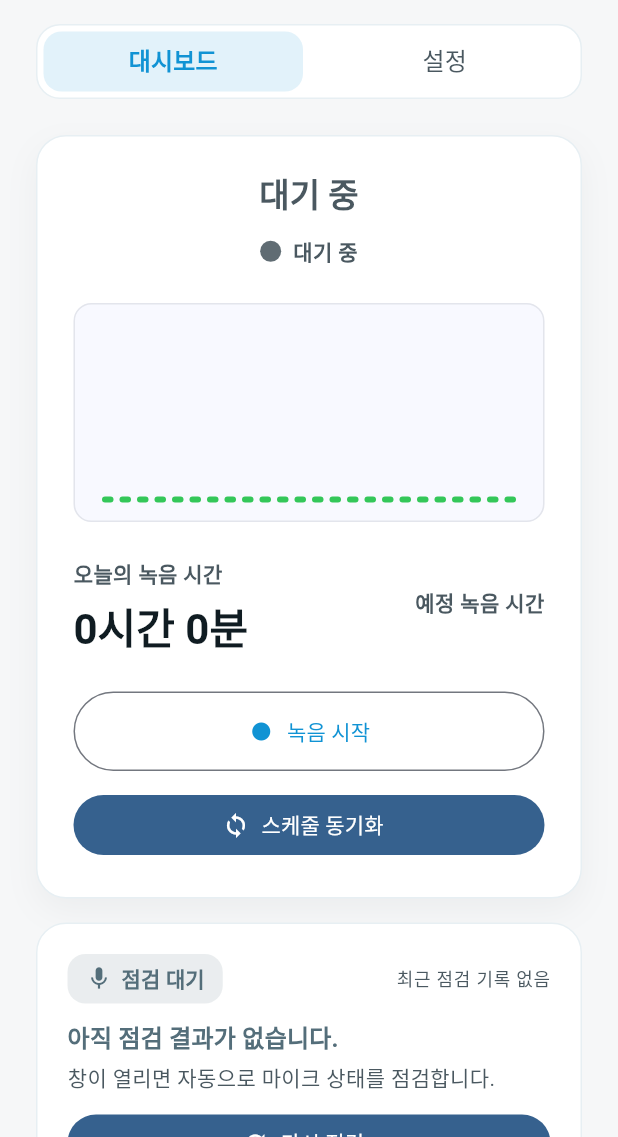
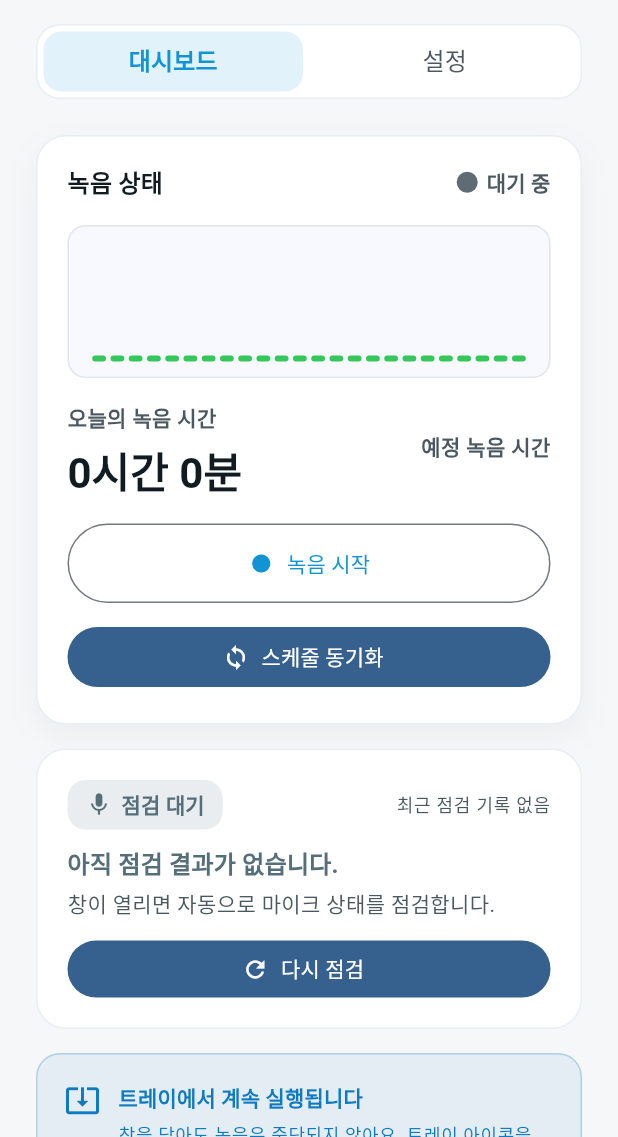
Before and after one commit to Eyebottle/eyebottlelee, a Flutter app: the first screen one second after launch, on a phone screen of 412 x 824 dp, the part 99-1236 px from its top. Run offline on Flutter 3.47's test engine with Material 3 defaults, Android fonts, the phone set to English and light mode, and no system bars; drawn by our look-alikes of showcaseview; our stand-ins replace logger, shared_preferences; missing offline and left inert: cron, file_selector, launch_at_startup, record, system_tray, window_manager; statements that could not run were skipped.

Commit message:
ui: compact recording card and meter layout

```diff
--- a/lib/ui/screens/main_screen.dart
+++ b/lib/ui/screens/main_screen.dart
@@ -1147,12 +1147,12 @@ class _DashboardTab extends StatelessWidget {
   }
   Widget _buildRecordingCard(BuildContext context) {
     final theme = Theme.of(context);
-    final statusText = isRecording ? '녹음 진행 중' : '대기 중';
+    final statusText = isRecording ? '녹음 중' : '대기 중';
     final statusColor = isRecording ? _primaryColor : _textMuted;
     final indicatorColor = isRecording ? _primaryColor : _textMuted;
 
     return Container(
-      padding: const EdgeInsets.all(24),
+      padding: const EdgeInsets.fromLTRB(20, 18, 20, 20),
       decoration: BoxDecoration(
         color: Colors.white,
         borderRadius: BorderRadius.circular(20),
@@ -1168,38 +1168,33 @@ class _DashboardTab extends StatelessWidget {
       child: Column(
         crossAxisAlignment: CrossAxisAlignment.stretch,
         children: [
-          Column(
+          Row(
             children: [
               Text(
+                '녹음 상태',
+                style: theme.textTheme.titleMedium?.copyWith(
+                  fontWeight: FontWeight.w700,
+                  color: const Color(0xFF101C22),
+                ),
+              ),
+              const Spacer(),
+              _LiveIndicator(color: indicatorColor),
+              const SizedBox(width: 6),
+              Text(
                 statusText,
-                style: theme.textTheme.titleLarge?.copyWith(
-                  fontWeight: FontWeight.w700,
+                style: theme.textTheme.titleSmall?.copyWith(
                   color: statusColor,
+                  fontWeight: FontWeight.w600,
                 ),
               ),
-              const SizedBox(height: 12),
-              Row(
-                mainAxisAlignment: MainAxisAlignment.center,
-                children: [
-                  _LiveIndicator(color: indicatorColor),
-                  const SizedBox(width: 8),
-                  Text(
-                    isRecording ? '실시간' : '대기 중',
-                    style: theme.textTheme.bodyMedium?.copyWith(
-                      color: indicatorColor,
-                      fontWeight: FontWeight.w600,
-                    ),
-                  ),
-                ],
-              ),
             ],
           ),
-          const SizedBox(height: 24),
+          const SizedBox(height: 16),
           AnimatedVolumeMeter(
             history: volumeHistory,
-            maxHeight: 120,
-          ),
-          const SizedBox(height: 24),
+            maxHeight: 80,
+          ),
+          const SizedBox(height: 16),
           Row(
             children: [
               Expanded(
@@ -1209,7 +1204,7 @@ class _DashboardTab extends StatelessWidget {
                   alignment: TextAlign.left,
                 ),
               ),
-              const SizedBox(width: 16),
+              const SizedBox(width: 12),
               Expanded(
                 child: Showcase(
                   key: scheduleShowcaseKey,
@@ -1223,7 +1218,7 @@ class _DashboardTab extends StatelessWidget {
               ),
             ],
           ),
-          const SizedBox(height: 24),
+          const SizedBox(height: 16),
           LayoutBuilder(
             builder: (context, constraints) {
               final isWide = constraints.maxWidth > 480;
--- a/lib/ui/widgets/animated_volume_meter.dart
+++ b/lib/ui/widgets/animated_volume_meter.dart
@@ -7,7 +7,7 @@ class AnimatedVolumeMeter extends StatelessWidget {
     super.key,
     required this.history,
     this.barCount = 24,
-    this.maxHeight = 120,
+    this.maxHeight = 96,
   });
 
   final List<double> history;
@@ -19,7 +19,7 @@ class AnimatedVolumeMeter extends StatelessWidget {
     final theme = Theme.of(context);
     final bars = _buildBars();
     return Container(
-      padding: const EdgeInsets.symmetric(vertical: 12, horizontal: 16),
+      padding: const EdgeInsets.symmetric(vertical: 10, horizontal: 14),
       decoration: BoxDecoration(
         color: theme.colorScheme.surface,
         borderRadius: BorderRadius.circular(12),
@@ -32,7 +32,7 @@ class AnimatedVolumeMeter extends StatelessWidget {
         child: Align(
           alignment: Alignment.bottomCenter,
           child: Row(
-            mainAxisAlignment: MainAxisAlignment.center,
+            mainAxisAlignment: MainAxisAlignment.spaceEvenly,
             crossAxisAlignment: CrossAxisAlignment.end,
             children: bars,
           ),
@@ -61,7 +61,7 @@ class AnimatedVolumeMeter extends StatelessWidget {
             duration: const Duration(milliseconds: 140),
             curve: Curves.easeOut,
             height: height,
-            margin: const EdgeInsets.symmetric(horizontal: 2),
+            margin: const EdgeInsets.symmetric(horizontal: 1.5),
             decoration: BoxDecoration(
               color: color,
               borderRadius: BorderRadius.circular(6),
```
